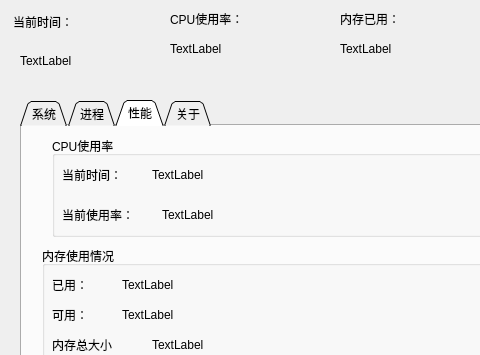
First picture: the form in 课程设计/TaskManager/taskmanager.ui, repository lnsqrt2/OS_LAB, before the edit; both pictures show x 0 to 480 and y 0 to 355 of the 669 by 602 pixel window.
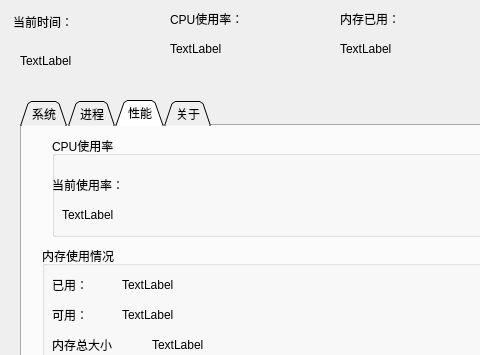
Second picture: the form after the edit. The open tabs and pages were chosen to show the change.

What changed in the file:
```diff
--- a/课程设计/TaskManager/taskmanager.ui
+++ b/课程设计/TaskManager/taskmanager.ui
@@ -288,7 +288,7 @@
      <widget class="QLabel" name="label_cpurate">
       <property name="geometry">
        <rect>
-        <x>110</x>
+        <x>10</x>
         <y>70</y>
         <width>81</width>
         <height>18</height>
@@ -301,8 +301,8 @@
      <widget class="QLabel" name="label_19">
       <property name="geometry">
        <rect>
-        <x>10</x>
-        <y>70</y>
+        <x>0</x>
+        <y>40</y>
         <width>101</width>
         <height>18</height>
        </rect>
@@ -311,32 +311,6 @@
        <string>当前使用率：</string>
       </property>
      </widget>
-     <widget class="QLabel" name="label_20">
-      <property name="geometry">
-       <rect>
-        <x>10</x>
-        <y>30</y>
-        <width>81</width>
-        <height>18</height>
-       </rect>
-      </property>
-      <property name="text">
-       <string>当前时间：</string>
-      </property>
-     </widget>
-     <widget class="QLabel" name="label_time">
-      <property name="geometry">
-       <rect>
-        <x>100</x>
-        <y>30</y>
-        <width>81</width>
-        <height>18</height>
-       </rect>
-      </property>
-      <property name="text">
-       <string>TextLabel</string>
-      </property>
-     </widget>
     </widget>
     <widget class="QGroupBox" name="group_mem">
      <property name="geometry">
```
